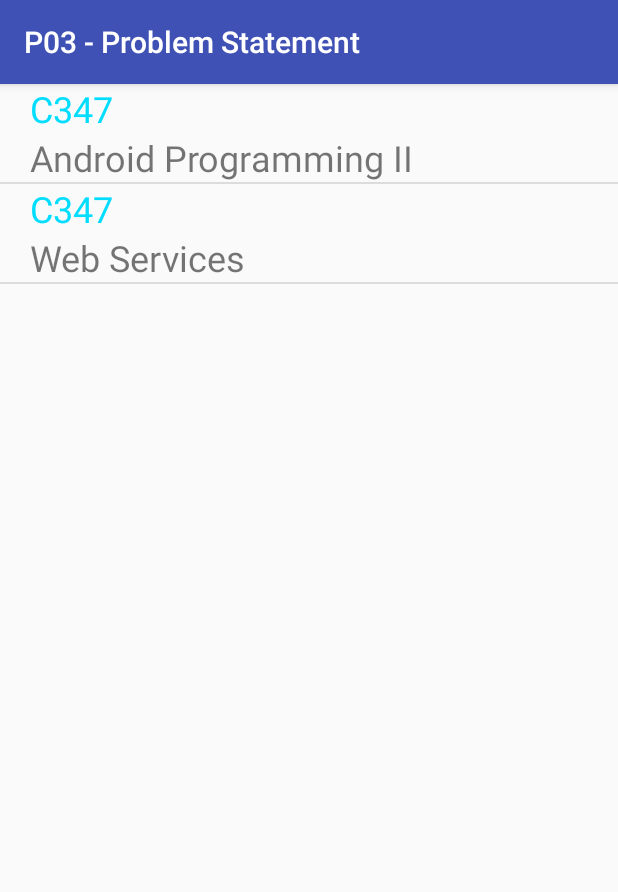
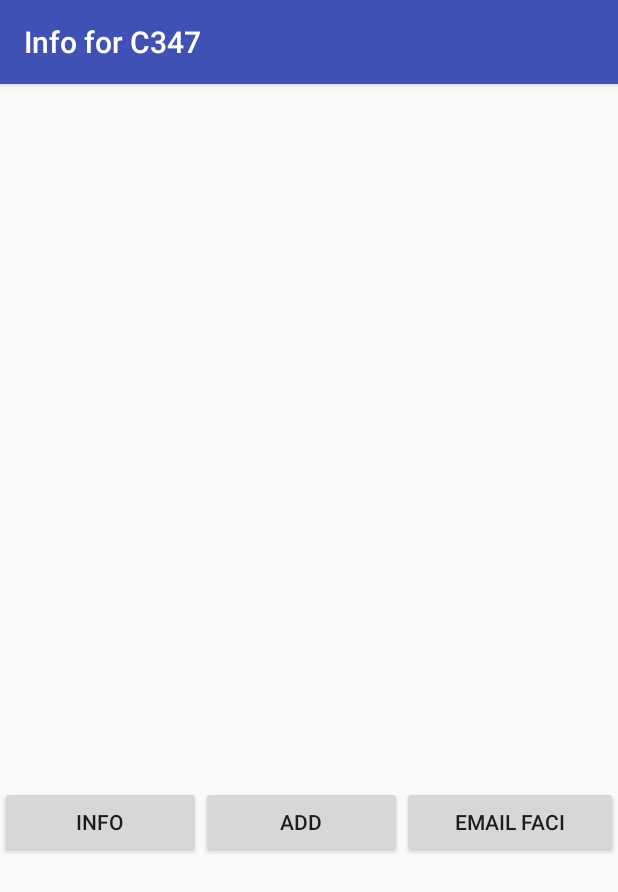
Before and after one commit to Darrenqt/P03ProblemStatement, an Android app: the screen it shows after launch (MainActivity before the commit, Info after it), after a tap on "C347", on a phone screen of 412 x 824 dp. Shown: the top 892 px of the screen. Run offline under Robolectric (Android 15) with nearby library versions, the phone set to English and light mode, and no system bars.

Commit message:
Main Activity and info completed

```diff
--- a/app/src/main/java/com/example/a16022809/p03_problemstatement/Course.java
+++ b/app/src/main/java/com/example/a16022809/p03_problemstatement/Course.java
@@ -3,24 +3,30 @@ package com.example.a16022809.p03_problemstatement;
 public class Course {
     String moduleName;
     String moduleCode;
+    String link;
 
-    public Course(String moduleName, String moduleCode) {
+    public Course(String moduleName, String moduleCode,String link) {
         this.moduleName = moduleName;
         this.moduleCode = moduleCode;
+        this.link = link;
     }
 
+
+    public String getLink() {
+        return link;
+    }
+    public void setLink(String link) {
+        this.link = link;
+    }
     public String getModuleName() {
         return moduleName;
     }
-
-    public void setModule(String moduleName) {
+    public void setModuleName(String moduleName) {
         this.moduleName = moduleName;
     }
-
     public String getModuleCode() {
         return moduleCode;
     }
-
     public void setModuleCode(String moduleCode) {
         this.moduleCode = moduleCode;
     }
--- a/app/src/main/java/com/example/a16022809/p03_problemstatement/Info.java
+++ b/app/src/main/java/com/example/a16022809/p03_problemstatement/Info.java
@@ -1,15 +1,38 @@
 package com.example.a16022809.p03_problemstatement;
 
+import android.content.Intent;
+import android.net.Uri;
 import android.support.v7.app.AppCompatActivity;
 import android.os.Bundle;
+import android.util.Log;
+import android.view.View;
+import android.widget.Button;
 
 public class Info extends AppCompatActivity {
-
+    Button info;
     @Override
     protected void onCreate(Bundle savedInstanceState) {
         super.onCreate(savedInstanceState);
         setContentView(R.layout.activity_info);
+        Intent i = getIntent();
+        String code = i.getStringExtra("courseCode");
+        final String link = i.getStringExtra("link");
+        Log.i("ttt",code);
+        getSupportActionBar().setTitle("Info for "+code);
 
+
+        info = (Button)findViewById(R.id.buttonInfo);
+
+        info.setOnClickListener(new View.OnClickListener() {
+            @Override
+            public void onClick(View view) {
+                // Intent to display data
+                Intent moduleIntent = new Intent(Intent.ACTION_VIEW);
+                // Set the URL to be used.
+                moduleIntent.setData(Uri.parse(link));
+                startActivity(moduleIntent);
+            }
+        });
 
     }
 }
--- a/app/src/main/java/com/example/a16022809/p03_problemstatement/MainActivity.java
+++ b/app/src/main/java/com/example/a16022809/p03_problemstatement/MainActivity.java
@@ -1,5 +1,6 @@
 package com.example.a16022809.p03_problemstatement;
 
+import android.content.Intent;
 import android.support.v7.app.AppCompatActivity;
 import android.os.Bundle;
 import android.view.View;
@@ -13,7 +14,6 @@ import java.util.ArrayList;
 
 public class MainActivity extends AppCompatActivity {
     private ListView lvModule;
-    private TextView moduleName,moduleCode;
     private ArrayAdapter aa;
     private ArrayList<Course> course;
 
@@ -24,8 +24,8 @@ public class MainActivity extends AppCompatActivity {
 
         lvModule = (ListView)findViewById(R.id.listviewModule);
         course = new ArrayList<Course>();
-        course.add(new Course("Android Programming II","C347"));
-        course.add(new Course("Web Services","C347"));
+        course.add(new Course("Android Programming II","C347","https://www.rp.edu.sg/schools-courses/courses/full-time-diplomas/full-time-courses/modules/index/C347"));
+        course.add(new Course("Web Services","C302","https://www.rp.edu.sg/schools-courses/courses/full-time-diplomas/full-time-courses/modules/index/C302"));
 
 
         aa = new CourseAdapter(this, R.layout.modulerow, course);
@@ -36,7 +36,11 @@ public class MainActivity extends AppCompatActivity {
             public void onItemClick(AdapterView<?> adapterView, View view, int i, long l) {
                 Course selectedcourse = course.get(i);
                 //toast
-                Toast.makeText(MainActivity.this,selectedcourse.getModuleCode()+":"+selectedcourse.moduleName,Toast.LENGTH_LONG).show();
+//                Toast.makeText(MainActivity.this,selectedcourse.getModuleCode()+":"+selectedcourse.getLink(),Toast.LENGTH_LONG).show();
+                Intent intent = new Intent(MainActivity.this, Info.class);
+                intent.putExtra("courseCode",selectedcourse.getModuleCode());
+                intent.putExtra("link",selectedcourse.getLink());
+                startActivity(intent);
             }
         });
     }
```
